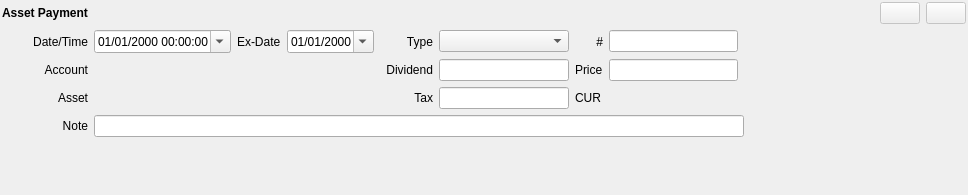
Before: the Qt Designer form jal/ui/widgets/asset_payment_operation.ui in titov-vv/jal, drawn with Qt 5.
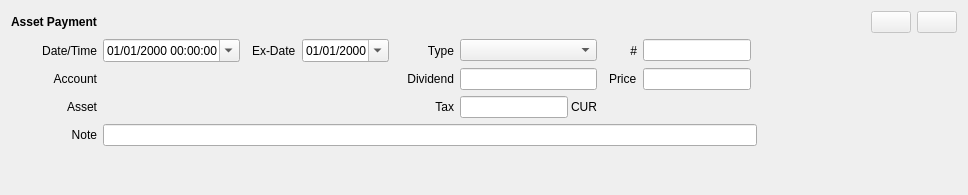
After: the same form once the commit is applied. Custom widgets are drawn as their Qt base class.

Commit message: Restore of native Qt spacing layout spacing for better compatibility. Tab order and label buddies we set for forms.

Diff of the .ui file:
```diff
--- a/jal/ui/widgets/asset_payment_operation.ui
+++ b/jal/ui/widgets/asset_payment_operation.ui
@@ -14,19 +14,7 @@
    <string>Form</string>
   </property>
   <layout class="QGridLayout" name="layout">
-   <property name="leftMargin">
-    <number>2</number>
-   </property>
-   <property name="topMargin">
-    <number>2</number>
-   </property>
-   <property name="rightMargin">
-    <number>2</number>
-   </property>
-   <property name="bottomMargin">
-    <number>2</number>
-   </property>
-   <item row="4" column="1" colspan="9">
+   <item row="4" column="1" colspan="12">
     <widget class="QLineEdit" name="note"/>
    </item>
    <item row="1" column="0">
@@ -39,7 +27,7 @@
      </property>
     </widget>
    </item>
-   <item row="1" column="7">
+   <item row="1" column="10">
     <widget class="QLabel" name="number_label">
      <property name="text">
       <string>#</string>
@@ -49,7 +37,7 @@
      </property>
     </widget>
    </item>
-   <item row="0" column="11">
+   <item row="0" column="14">
     <widget class="QPushButton" name="commit_button">
      <property name="enabled">
       <bool>false</bool>
@@ -62,7 +50,7 @@
      </property>
     </widget>
    </item>
-   <item row="2" column="8">
+   <item row="2" column="11">
     <widget class="QLineEdit" name="price_edit">
      <property name="alignment">
       <set>Qt::AlignmentFlag::AlignRight|Qt::AlignmentFlag::AlignTrailing|Qt::AlignmentFlag::AlignVCenter</set>
@@ -72,7 +60,7 @@
      </property>
     </widget>
    </item>
-   <item row="1" column="5">
+   <item row="1" column="7">
     <widget class="QLabel" name="type_label">
      <property name="text">
       <string>Type</string>
@@ -82,7 +70,7 @@
      </property>
     </widget>
    </item>
-   <item row="3" column="5">
+   <item row="3" column="7">
     <widget class="QLabel" name="tax_label">
      <property name="text">
       <string>Tax</string>
@@ -92,7 +80,7 @@
      </property>
     </widget>
    </item>
-   <item row="1" column="8">
+   <item row="1" column="11">
     <widget class="QLineEdit" name="number"/>
    </item>
    <item row="3" column="0">
@@ -130,14 +118,7 @@
      </property>
     </widget>
    </item>
-   <item row="3" column="7">
-    <widget class="AccountCurrencyLabel" name="currency">
-     <property name="text">
-      <string>CUR</string>
-     </property>
-    </widget>
-   </item>
-   <item row="2" column="10">
+   <item row="2" column="13">
     <spacer name="horizontal_spacer">
      <property name="orientation">
       <enum>Qt::Orientation::Horizontal</enum>
@@ -150,14 +131,7 @@
      </property>
     </spacer>
    </item>
-   <item row="3" column="6">
-    <widget class="QLineEdit" name="tax_edit">
-     <property name="alignment">
-      <set>Qt::AlignmentFlag::AlignRight|Qt::AlignmentFlag::AlignTrailing|Qt::AlignmentFlag::AlignVCenter</set>
-     </property>
-    </widget>
-   </item>
-   <item row="1" column="3">
+   <item row="1" column="4">
     <widget class="QDateEdit" name="ex_date_editor">
      <property name="specialValueText">
       <string>unknown</string>
@@ -184,10 +158,10 @@
      </property>
     </widget>
    </item>
-   <item row="2" column="1" colspan="4">
+   <item row="2" column="1" colspan="5">
     <widget class="ReferenceSelectorWidget" name="account_widget"/>
    </item>
-   <item row="3" column="1" colspan="4">
+   <item row="3" column="1" colspan="5">
     <widget class="ReferenceSelectorWidget" name="symbol_widget"/>
    </item>
    <item row="4" column="0">
@@ -210,14 +184,14 @@
      </property>
     </widget>
    </item>
-   <item row="1" column="2">
+   <item row="1" column="3">
     <widget class="QLabel" name="ex_date_label">
      <property name="text">
       <string>Ex-Date</string>
      </property>
     </widget>
    </item>
-   <item row="0" column="12">
+   <item row="0" column="15">
     <widget class="QPushButton" name="revert_button">
      <property name="enabled">
       <bool>false</bool>
@@ -233,7 +207,7 @@
      </property>
     </widget>
    </item>
-   <item row="2" column="5">
+   <item row="2" column="7">
     <widget class="QLabel" name="amount_label">
      <property name="text">
       <string>Dividend</string>
@@ -243,14 +217,14 @@
      </property>
     </widget>
    </item>
-   <item row="2" column="6">
+   <item row="2" column="8">
     <widget class="QLineEdit" name="dividend_edit">
      <property name="alignment">
       <set>Qt::AlignmentFlag::AlignRight|Qt::AlignmentFlag::AlignTrailing|Qt::AlignmentFlag::AlignVCenter</set>
      </property>
     </widget>
    </item>
-   <item row="1" column="6">
+   <item row="1" column="8">
     <widget class="QComboBox" name="type"/>
    </item>
    <item row="1" column="1">
@@ -266,13 +240,94 @@
      </property>
     </widget>
    </item>
-   <item row="2" column="7">
+   <item row="2" column="10">
     <widget class="QLabel" name="price_label">
      <property name="text">
       <string>Price</string>
      </property>
     </widget>
    </item>
+   <item row="1" column="2">
+    <spacer name="dateGroupSpacer">
+     <property name="orientation">
+      <enum>Qt::Orientation::Horizontal</enum>
+     </property>
+     <property name="sizeType">
+      <enum>QSizePolicy::Fixed</enum>
+     </property>
+     <property name="sizeHint" stdset="0">
+      <size>
+       <width>0</width>
+       <height>20</height>
+      </size>
+     </property>
+    </spacer>
+   </item>
+   <item row="1" column="6">
+    <spacer name="typeGroupSpacer">
+     <property name="orientation">
+      <enum>Qt::Orientation::Horizontal</enum>
+     </property>
+     <property name="sizeType">
+      <enum>QSizePolicy::Fixed</enum>
+     </property>
+     <property name="sizeHint" stdset="0">
+      <size>
+       <width>0</width>
+       <height>20</height>
+      </size>
+     </property>
+    </spacer>
+   </item>
+   <item row="1" column="9">
+    <spacer name="numberGroupSpacer">
+     <property name="orientation">
+      <enum>Qt::Orientation::Horizontal</enum>
+     </property>
+     <property name="sizeType">
+      <enum>QSizePolicy::Fixed</enum>
+     </property>
+     <property name="sizeHint" stdset="0">
+      <size>
+       <width>0</width>
+       <height>20</height>
+      </size>
+     </property>
+    </spacer>
+   </item>
+   <item row="3" column="8">
+    <layout class="QHBoxLayout" name="taxCurrencyBox">
+     <property name="spacing">
+      <number>3</number>
+     </property>
+     <property name="leftMargin">
+      <number>0</number>
+     </property>
+     <property name="topMargin">
+      <number>0</number>
+     </property>
+     <property name="rightMargin">
+      <number>0</number>
+     </property>
+     <property name="bottomMargin">
+      <number>0</number>
+     </property>
+     <item>
+      <widget class="QLineEdit" name="tax_edit">
+       <property name="alignment">
+        <set>Qt::AlignmentFlag::AlignRight|Qt::AlignmentFlag::AlignTrailing|Qt::AlignmentFlag::AlignVCenter</set>
+       </property>
+      </widget>
+     </item>
+     <item>
+      <widget class="AccountCurrencyLabel" name="currency">
+       <property name="text">
+        <string>CUR</string>
+       </property>
+      </widget>
+     </item>
+    </layout>
+   </item>
   </layout>
  </widget>
  <customwidgets>
```
Left out of the diff: 41 changed lines with no effect on the pictures. The commit also changes 82 other files.
